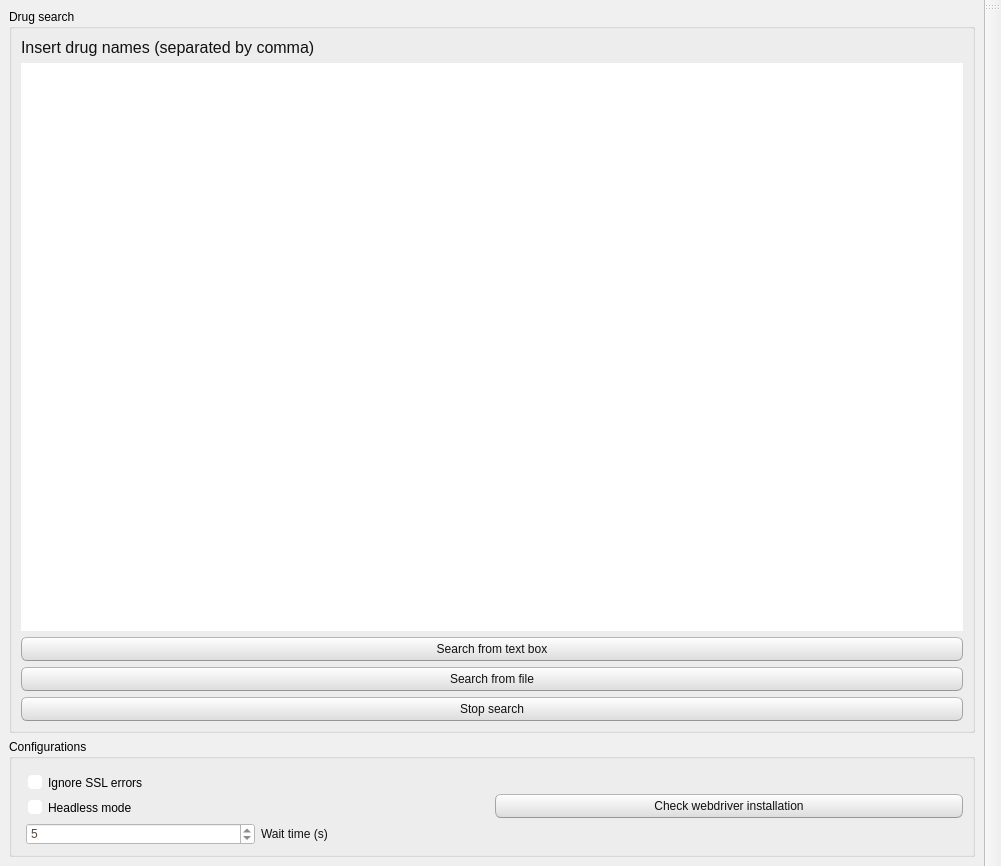
Before: the Qt Designer form EMADB/commons/interface/layout/window_layout.ui in CTCycle/EMADB-Autopilot, drawn with Qt 5.
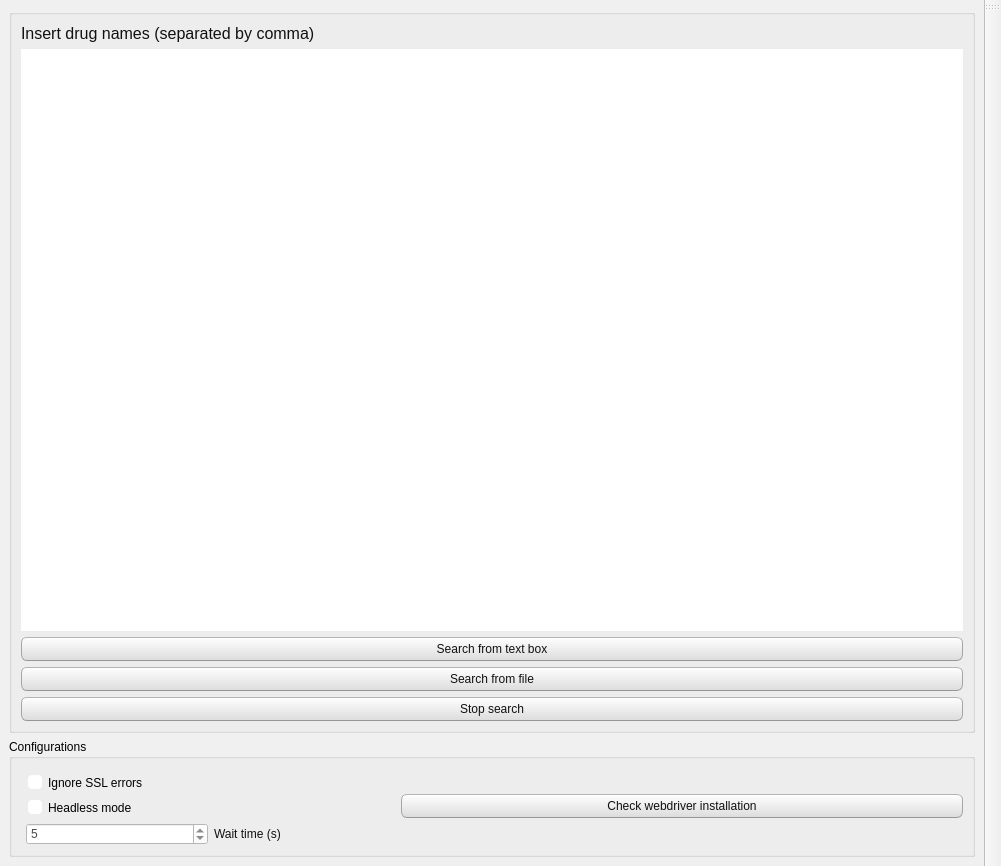
After: the same form once the commit is applied.

Commit message: updated references in UI, now made every function call unresponsive if worker is running

The edit to the form file:
```diff
--- a/EMADB/commons/interface/layout/window_layout.ui
+++ b/EMADB/commons/interface/layout/window_layout.ui
@@ -525,7 +525,7 @@
     <item row="0" column="0">
      <widget class="QGroupBox" name="groupBoxDrugSearch">
       <property name="title">
-       <string>Drug search</string>
+       <string/>
       </property>
       <layout class="QVBoxLayout" name="verticalLayout_10">
        <item>
@@ -573,7 +573,7 @@
       </property>
       <layout class="QHBoxLayout" name="horizontalLayout">
        <item>
-        <layout class="QHBoxLayout" name="horizontalLayout_2">
+        <layout class="QHBoxLayout" name="horizontalLayout_2" stretch="2,3">
          <item>
           <layout class="QVBoxLayout" name="verticalLayout_3">
            <item>
```
Left out of the diff: 4 changed lines with no effect on the pictures. The commit also changes 3 other files.
